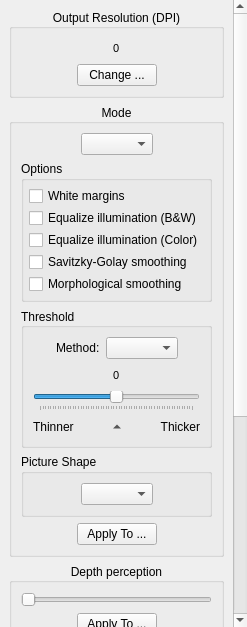
This is filters/output/ui/OutputOptionsWidget.ui in 4lex4/scantailor-advanced as Qt 5 draws it before an edit. The edited form follows.
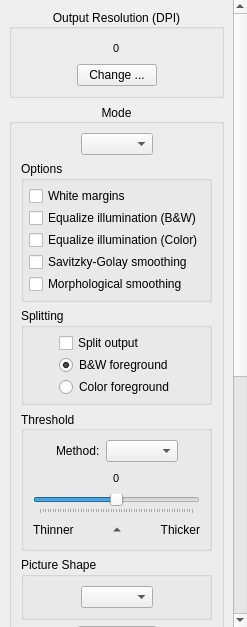
This is the edited form. Icons and pictures are not drawn.

Commit message: + Splitting output (TEST, optimizing memory use required) ~ other fixes

```diff
--- a/filters/output/ui/OutputOptionsWidget.ui
+++ b/filters/output/ui/OutputOptionsWidget.ui
@@ -352,6 +352,99 @@
             </layout>
            </widget>
           </item>
+          <item>
+           <widget class="QGroupBox" name="splittingOptions">
+            <property name="styleSheet">
+             <string notr="true"/>
+            </property>
+            <property name="title">
+             <string>Splitting</string>
+            </property>
+            <layout class="QHBoxLayout" name="horizontalLayout_12">
+             <property name="leftMargin">
+              <number>0</number>
+             </property>
+             <property name="topMargin">
+              <number>0</number>
+             </property>
+             <property name="rightMargin">
+              <number>0</number>
+             </property>
+             <property name="bottomMargin">
+              <number>0</number>
+             </property>
+             <item>
+              <spacer name="horizontalSpacer_21">
+               <property name="orientation">
+                <enum>Qt::Horizontal</enum>
+               </property>
+               <property name="sizeHint" stdset="0">
+                <size>
+                 <width>0</width>
+                 <height>17</height>
+                </size>
+               </property>
+              </spacer>
+             </item>
+             <item>
+              <layout class="QFormLayout" name="formLayout_2">
+               <property name="fieldGrowthPolicy">
+                <enum>QFormLayout::AllNonFixedFieldsGrow</enum>
+               </property>
+               <property name="horizontalSpacing">
+                <number>0</number>
+               </property>
+               <property name="verticalSpacing">
+                <number>2</number>
+               </property>
+               <property name="topMargin">
+                <number>5</number>
+               </property>
+               <property name="bottomMargin">
+                <number>5</number>
+               </property>
+               <item row="0" column="0">
+                <widget class="QCheckBox" name="splittingCB">
+                 <property name="text">
+                  <string>Split output</string>
+                 </property>
+                </widget>
+               </item>
+               <item row="1" column="0">
+                <widget class="QRadioButton" name="bwForegroundRB">
+                 <property name="text">
+                  <string>B&amp;&amp;W foreground</string>
+                 </property>
+                 <property name="checked">
+                  <bool>true</bool>
+                 </property>
+                </widget>
+               </item>
+               <item row="2" column="0">
+                <widget class="QRadioButton" name="colorForegroundRB">
+                 <property name="text">
+                  <string>Color foreground</string>
+                 </property>
+                </widget>
+               </item>
+              </layout>
+             </item>
+             <item>
+              <spacer name="horizontalSpacer_22">
+               <property name="orientation">
+                <enum>Qt::Horizontal</enum>
+               </property>
+               <property name="sizeHint" stdset="0">
+                <size>
+                 <width>0</width>
+                 <height>17</height>
+                </size>
+               </property>
+              </spacer>
+             </item>
+            </layout>
+           </widget>
+          </item>
           <item>
            <widget class="QGroupBox" name="thresholdOptions">
             <property name="title">
```
The commit also changes 20 other files.
